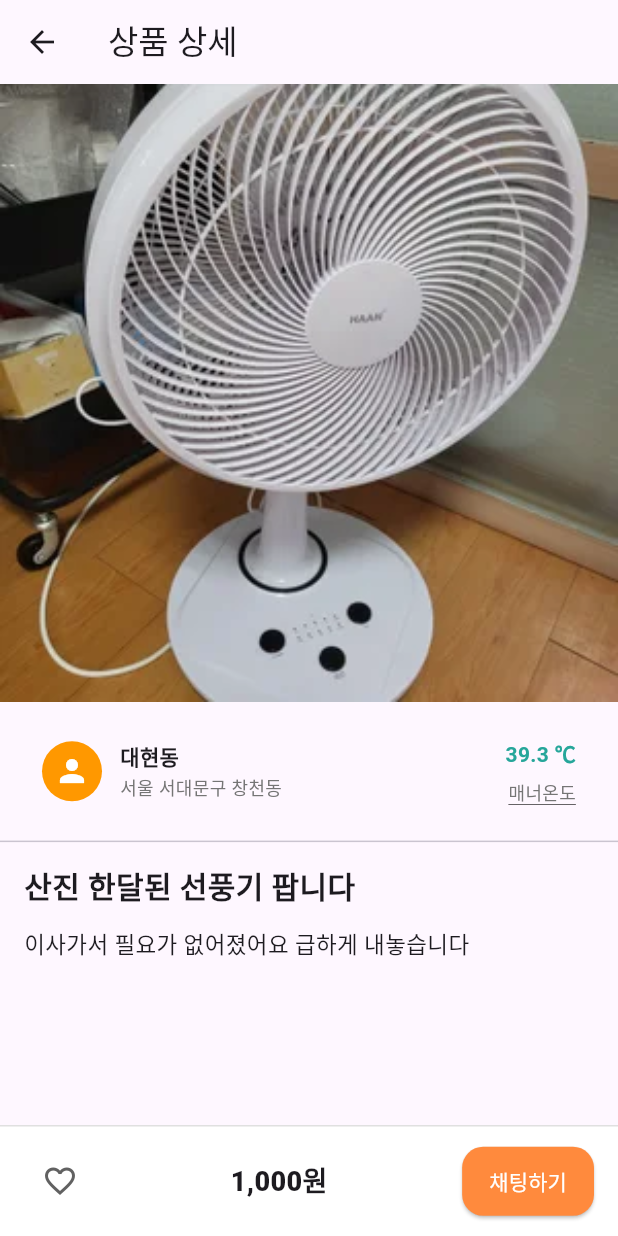
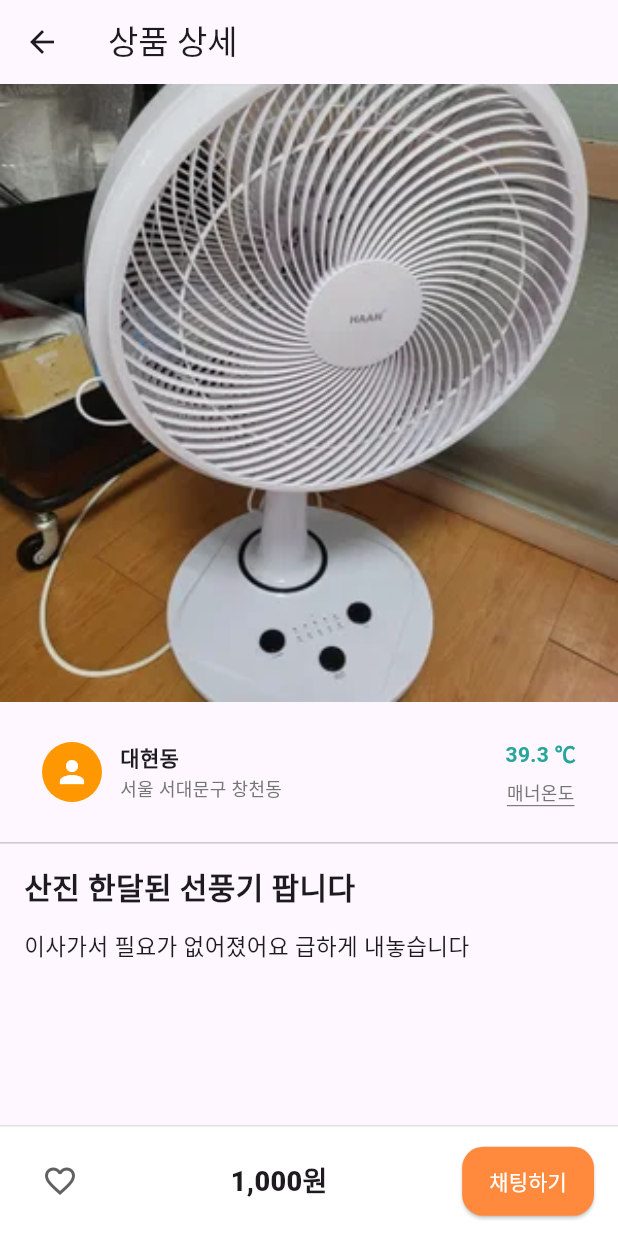
Before and after one commit to hippieperm/flutter-apple-market, a Flutter app: the screen it shows after launch, after a tap on "산진 한달된 선풍기 팝니다", on a phone screen of 412 x 824 dp. Run offline on Flutter 3.47's test engine with Material 3 defaults, Android fonts, the phone set to English and light mode, and no system bars; our stand-ins replace csv.

Commit message:
상품 상세 페이지의 매너온도 텍스트 스타일을 수정하고, 우측 매너온도의 정렬을 중앙으로 변경하여 UI를 개선함.

```diff
--- a/lib/views/product_detail_page.dart
+++ b/lib/views/product_detail_page.dart
@@ -87,7 +87,7 @@ class ProductDetailPage extends StatelessWidget {
                         ),
                         // 우측 매너온도
                         Column(
-                          crossAxisAlignment: CrossAxisAlignment.end,
+                          crossAxisAlignment: CrossAxisAlignment.center,
                           children: [
                             Text(
                               '39.3 ℃',
@@ -99,11 +99,14 @@ class ProductDetailPage extends StatelessWidget {
                             const SizedBox(height: 6),
                             Column(
                               children: [
-                                Text('매너온도',
-                                    style: TextStyle(
-                                      color: Colors.grey.shade600,
-                                      fontSize: 12,
-                                    )),
+                                Text(
+                                  '매너온도',
+                                  style: TextStyle(
+                                    color: Colors.grey.shade600,
+                                    fontSize: 12,
+                                    height: 0,
+                                  ),
+                                ),
                                 Container(
                                   height: 0.4,
                                   width: 45,
```
